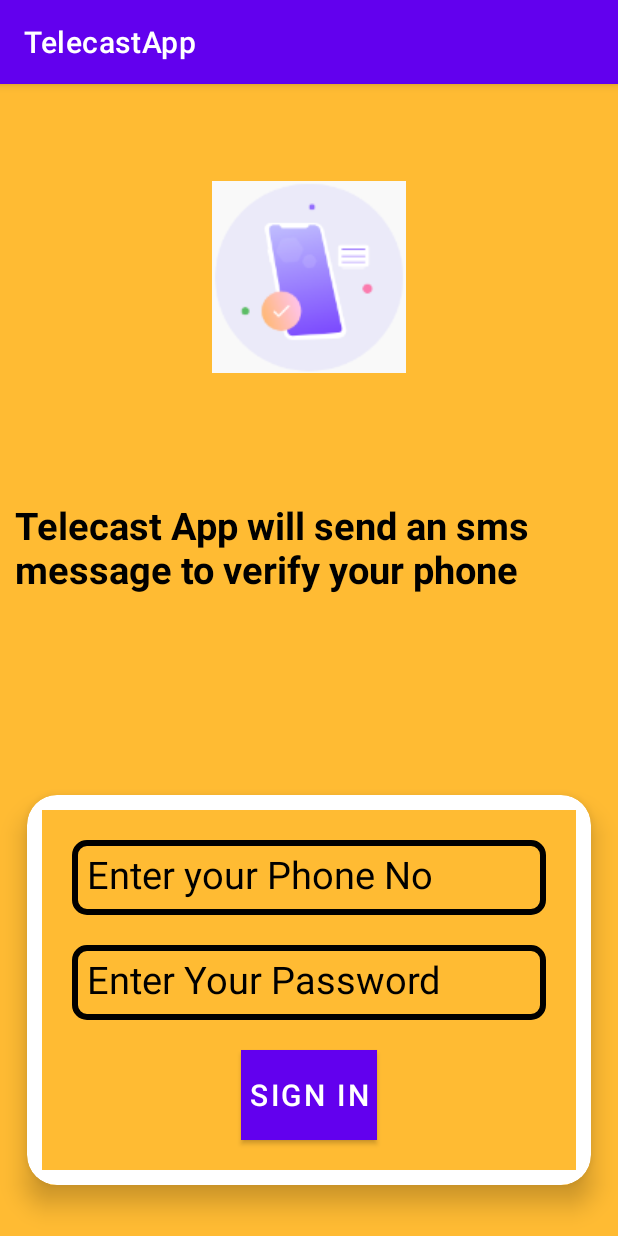
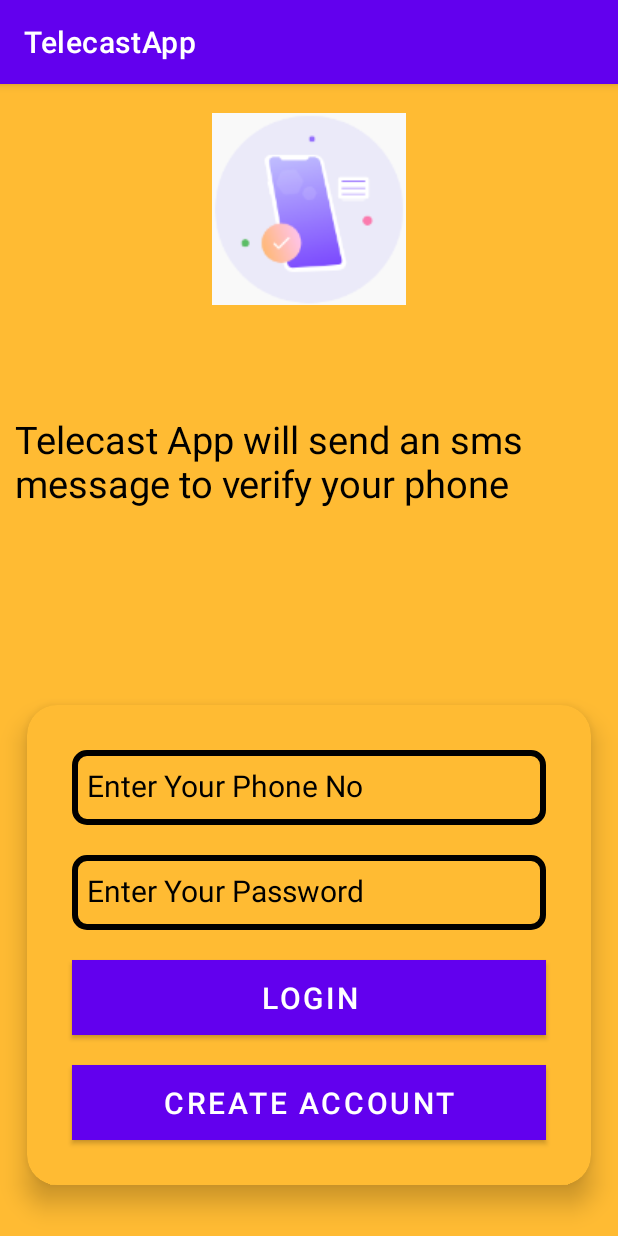
Before and after one commit to Ankit451-hash/TelecastApp, an Android app: the screen it shows after launch (SignUpActivity before the commit, LoginActivity after it), on a phone screen of 412 x 824 dp. Run offline under Robolectric (Android 15) with nearby library versions, the phone set to English and light mode, and no system bars; our stand-ins replace CircleImageView.

Commit message:
[Commit] Remove unused code and updated activity name.

```diff
--- a/app/build.gradle
+++ b/app/build.gradle
@@ -41,4 +41,7 @@ dependencies {
     testImplementation 'junit:junit:4.+'
     androidTestImplementation 'androidx.test.ext:junit:1.1.3'
     androidTestImplementation 'androidx.test.espresso:espresso-core:3.4.0'
+
+    //Circular ImageView
+    implementation 'de.hdodenhof:circleimageview:3.1.0'
 }
--- a/app/src/main/AndroidManifest.xml
+++ b/app/src/main/AndroidManifest.xml
@@ -10,7 +10,7 @@
         android:supportsRtl="true"
         android:theme="@style/Theme.TelecastApp">
         <activity
-            android:name=".SignUpActivity"
+            android:name=".LoginActivity"
             android:exported="true">
             <intent-filter>
                 <action android:name="android.intent.action.MAIN" />
--- /dev/null
+++ b/app/src/main/java/com/example/telecastapp/LoginActivity.java
@@ -0,0 +1,48 @@
+package com.example.telecastapp;
+
+import android.os.Bundle;
+import android.text.TextUtils;
+import android.widget.Button;
+import android.widget.EditText;
+import android.widget.Toast;
+
+import androidx.appcompat.app.AppCompatActivity;
+
+// *  This Activity is used for handling login related activity.
+public class LoginActivity extends AppCompatActivity {
+
+    // *  This Variable is used to store/handle user login information.
+    Button logIn, signUp;
+    EditText userNo, userPwd;
+
+    @Override
+    protected void onCreate(Bundle savedInstanceState) {
+        super.onCreate(savedInstanceState);
+        setContentView(R.layout.activity_sign_up);
+        logIn = findViewById(R.id.btn_login);
+        signUp = findViewById(R.id.btn_signup);
+        userNo = findViewById(R.id.edit_phone_no);
+        userPwd = findViewById(R.id.edit_pwd);
+
+        String phoneNo = userNo.getText().toString();
+        String pwd = userNo.getText().toString();
+
+        // *  This method is used to handle user login click.
+        logIn.setOnClickListener(view -> {
+            if (TextUtils.isEmpty(phoneNo) || TextUtils.isEmpty(pwd)) {
+                Toast t = Toast.makeText(getApplicationContext(), "All Fields Required",
+                        Toast.LENGTH_SHORT);
+                t.show();
+            } else {
+                Toast.makeText(getApplicationContext(), "Button click",
+                        Toast.LENGTH_SHORT).show();
+            }
+        });
+
+        // *  This method is used to handle new user creation operation.
+        signUp.setOnClickListener(view -> {
+            Toast.makeText(getApplicationContext(), "Create an Account", Toast.LENGTH_SHORT)
+                    .show();
+        });
+    }
+}
--- a/app/src/main/java/com/example/telecastapp/SignUpActivity.java
+++ /dev/null
@@ -1,45 +0,0 @@
-package com.example.telecastapp;
-
-import androidx.appcompat.app.AppCompatActivity;
-
-import android.os.Bundle;
-import android.text.TextUtils;
-import android.view.View;
-import android.widget.Button;
-import android.widget.EditText;
-import android.widget.Toast;
-
-public class SignUpActivity extends AppCompatActivity {
-
-    Button signIn;
-    EditText uName, uPwd;
-
-    @Override
-    protected void onCreate(Bundle savedInstanceState) {
-        super.onCreate(savedInstanceState);
-        setContentView(R.layout.activity_sign_up);
-        signIn = (Button) findViewById(R.id.btn_signIn);
-        uName = (EditText) findViewById(R.id.edit_text_phone_no);
-        uPwd = (EditText) findViewById(R.id.edit_text_pwd);
-
-        String name = uName.getText().toString();
-        String pwd = uName.getText().toString();
-
-
-        signIn.setOnClickListener(new View.OnClickListener() {
-            @Override
-            public void onClick(View view) {
-                if (TextUtils.isEmpty(name) || TextUtils.isEmpty(pwd)){
-                 Toast t = Toast.makeText(getApplicationContext(), "All Fields Required",
-                         Toast.LENGTH_SHORT);
-                 t.show();
-                }else {
-                    Toast.makeText(getApplicationContext(), "Button click",
-                            Toast.LENGTH_SHORT).show();
-                }
-
-            }
-        });
-
-    }
-}
--- a/app/src/main/res/layout/activity_sign_up.xml
+++ b/app/src/main/res/layout/activity_sign_up.xml
@@ -5,10 +5,10 @@
     android:background="@android:color/holo_orange_light"
     android:layout_width="match_parent"
     android:layout_height="match_parent"
-    tools:context=".SignUpActivity">
+    tools:context=".LoginActivity">
 
-    <ImageView
-        android:id="@+id/imageView"
+    <de.hdodenhof.circleimageview.CircleImageView
+        android:id="@+id/image_login"
         android:layout_width="wrap_content"
         android:layout_height="wrap_content"
         android:background="@drawable/mobile_auth"
@@ -16,10 +16,10 @@
         app:layout_constraintEnd_toEndOf="parent"
         app:layout_constraintStart_toStartOf="parent"
         app:layout_constraintTop_toTopOf="parent"
-        app:layout_constraintVertical_bias="0.101" />
+        app:layout_constraintVertical_bias="0.03" />
 
     <TextView
-        android:id="@+id/textView_chat"
+        android:id="@+id/text_chat"
         android:layout_width="wrap_content"
         android:layout_height="84dp"
         android:layout_gravity="start"
@@ -28,20 +28,18 @@
         android:text="@string/chat"
         android:textColor="@color/black"
         android:textSize="25dp"
-        android:textStyle="bold"
         app:layout_constraintBottom_toBottomOf="parent"
         app:layout_constraintEnd_toEndOf="parent"
         app:layout_constraintStart_toStartOf="parent"
         app:layout_constraintTop_toTopOf="parent"
-        app:layout_constraintVertical_bias="0.387" />
+        app:layout_constraintVertical_bias="0.3" />
 
     <androidx.cardview.widget.CardView
-        android:id="@+id/card_view"
+        android:id="@+id/card_login"
         android:layout_width="match_parent"
         android:layout_height="wrap_content"
         android:layout_marginBottom="10dp"
-        android:background="@color/black"
-        app:cardBackgroundColor="@color/white"
+        app:cardBackgroundColor="@android:color/holo_orange_light"
         app:cardCornerRadius="20dp"
         app:cardElevation="10dp"
         app:cardMaxElevation="12dp"
@@ -53,6 +51,7 @@
         app:layout_constraintStart_toStartOf="parent">
 
         <LinearLayout
+            android:id="@+id/linear_login"
             android:layout_width="match_parent"
             android:layout_height="wrap_content"
             android:background="@android:color/holo_orange_light"
@@ -61,21 +60,20 @@
             android:orientation="vertical">
 
             <EditText
-                android:id="@+id/edit_text_phone_no"
+                android:id="@+id/edit_phone_no"
                 android:layout_width="match_parent"
                 android:layout_height="50dp"
                 android:layout_margin="10dp"
                 android:padding="10dp"
                 android:gravity="start"
                 android:inputType="phone"
-                android:textColor="@color/black"
                 android:background="@drawable/edit_text_view_shape"
                 android:textColorHint="@color/black"
                 android:hint="@string/prompt_phone_no"
-                android:textSize="25dp" />
+                android:textSize="20dp" />
 
             <EditText
-                android:id="@+id/edit_text_pwd"
+                android:id="@+id/edit_pwd"
                 android:layout_width="match_parent"
                 android:layout_height="50dp"
                 android:layout_margin="10dp"
@@ -85,33 +83,29 @@
                 android:padding="10dp"
                 android:background="@drawable/edit_text_view_shape"
                 android:textColorHint="@color/black"
-                android:textColor="@color/black"
-                android:textSize="25dp" />
+                android:textSize="20dp" />
 
             <Button
-                android:id="@+id/btn_signIn"
-                android:layout_width="wrap_content"
-                android:height="60dp"
+                android:id="@+id/btn_login"
+                android:layout_width="match_parent"
+                android:layout_height="match_parent"
                 android:textSize="20sp"
                 android:padding="5dp"
                 android:layout_margin="10dp"
-                android:background="@color/teal_200"
-                android:layout_height="wrap_content"
+                android:background="@color/black"
                 android:layout_gravity="center"
-                android:text="Sign In"/>
+                android:text="@string/sign_in_text"/>
 
-<!--            <Button-->
-<!--                android:layout_width="wrap_content"-->
-<!--                android:height="60dp"-->
-<!--                android:textSize="20sp"-->
-<!--                android:padding="5dp"-->
-<!--                android:layout_margin="10dp"-->
-<!--                android:background="@color/teal_200"-->
-<!--                android:layout_height="wrap_content"-->
-<!--                android:layout_gravity="center"-->
-<!--                android:text="Sign In"/>-->
-
-
+            <Button
+                android:id="@+id/btn_signup"
+                android:layout_width="match_parent"
+                android:layout_height="match_parent"
+                android:textSize="20sp"
+                android:padding="5dp"
+                android:layout_margin="10dp"
+                android:background="@color/black"
+                android:layout_gravity="center"
+                android:text="@string/create_account"/>
 
         </LinearLayout>
 
--- a/app/src/main/res/values/strings.xml
+++ b/app/src/main/res/values/strings.xml
@@ -2,7 +2,7 @@
     <string name="app_name">TelecastApp</string>
     <string name="title_activity_login">LoginActivity</string>
     <string name="prompt_email">Email</string>
-    <string name="prompt_phone_no">Enter your Phone No</string>
+    <string name="prompt_phone_no">Enter Your Phone No</string>
     <string name="prompt_password">Enter Your Password</string>
     <string name="action_sign_in">Sign in or register</string>
     <string name="action_sign_in_short">Sign in</string>
@@ -11,4 +11,7 @@
     <string name="invalid_password">Password must be >5 characters</string>
     <string name="login_failed">"Login failed"</string>
     <string name="chat">Telecast App will send an sms message to verify your phone number.</string>
+    <string name="sign_in_text">LogIn</string>
+    <string name="create_account">Create Account</string>
+    <string name="logout">Logout</string>
 </resources>
```
